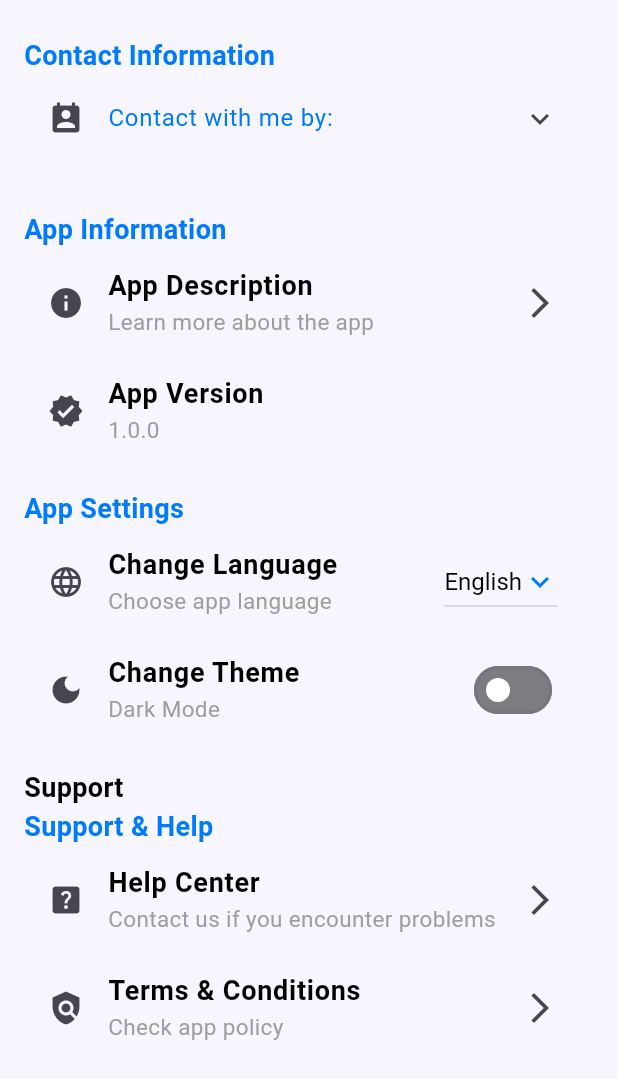
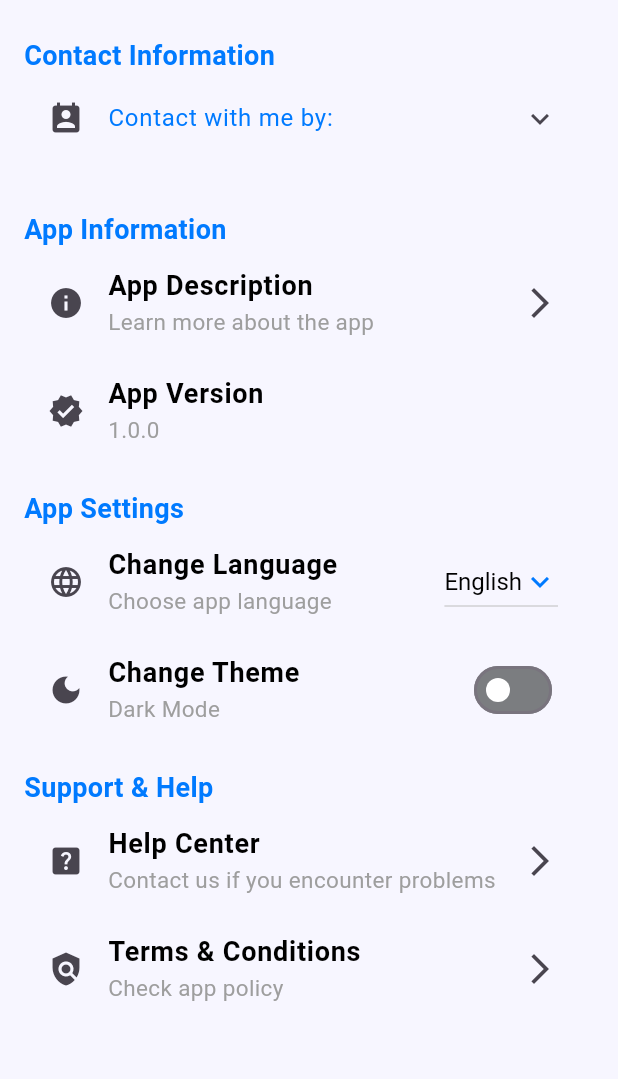
Before and after one commit to DevMoAbdeen/food_recipes_task, a Flutter app: the SettingsScreen widget shown alone on an empty page, opened directly, on a phone screen of 412 x 824 dp. Shown: the top 1079 px of the screen. Run offline on Flutter 3.47's test engine with Material 3 defaults, Android fonts, the phone set to English and light mode, and no system bars; our stand-ins replace bloc, cached_network_image, dartz, easy_localization, flutter_bloc, flutter_svg and 4 more; accounts and stored records are empty; network calls fail.

Commit message:
Refactor settings screen

```diff
--- a/lib/features/settings/presentation/screens/settings_screen.dart
+++ b/lib/features/settings/presentation/screens/settings_screen.dart
@@ -1,5 +1,3 @@
-import 'dart:developer';
-
 import 'package:flutter/material.dart';
 import 'package:flutter_bloc/flutter_bloc.dart';
 import '../../../../core/constant/app_images.dart';
@@ -83,12 +81,10 @@ class SettingsScreen extends StatelessWidget {
                   title: TranslationKeys.appVersion.translateValue(),
                   subtitle: TranslationKeys.version.translateValue(),
                   icon: Icons.verified,
-                  onTap: null, // لا شيء عند الضغط
+                  onTap: null,
                 ),
                 16.heightSpace(),
-                // قسم: إعدادات التطبيق
-                SectionTitle(
-                    text: TranslationKeys.appSettings.translateValue()),
+                SectionTitle(text: TranslationKeys.appSettings.translateValue()),
                 SettingsItem(
                   title: TranslationKeys.changeLanguage.translateValue(),
                   subtitle: TranslationKeys.chooseAppLanguage.translateValue(),
@@ -97,26 +93,21 @@ class SettingsScreen extends StatelessWidget {
                     builder: (context, state) {
                       return DropdownButton<String>(
                         style: TextStyle(color: Theme.of(context).primaryColor),
-                        value: getIt<SharedPrefController>()
-                            .getData(key: Keys.languageCode),
+                        value: getIt<SharedPrefController>().getData(key: Keys.languageCode),
                         icon: Icon(
                           Icons.keyboard_arrow_down,
                           color: Theme.of(context).primaryColor,
                         ),
-                        items: AppRouter.supportedLanguages
-                            .map((String languageCode) {
+                        items: AppRouter.supportedLanguages.map((String languageCode) {
                           return DropdownMenuItem(
                             value: languageCode,
                             child: AppText(
-                              text: context
-                                  .read<SettingsCubit>()
-                                  .getLanguageNameFromCode(languageCode),
+                              text: context.read<SettingsCubit>().getLanguageNameFromCode(languageCode),
                               fontSize: 16,
                             ),
                           );
                         }).toList(),
                         onChanged: (String? newValue) {
-                          log("Value is: $newValue");
                           context.read<SettingsCubit>().changeLanguage(context, Locale(newValue!));
                         },
                       );
@@ -135,9 +126,7 @@ class SettingsScreen extends StatelessWidget {
                         inactiveTrackColor: const Color(0xff7B7D80),
                         activeTrackColor: const Color(0xffCECECE),
                         activeColor: Theme.of(context).primaryColor,
-                        value: getIt<SharedPrefController>()
-                                .getData(key: Keys.isDarkMode) ??
-                            false,
+                        value: getIt<SharedPrefController>().getData(key: Keys.isDarkMode) ?? false,
                         onChanged: context.read<SettingsCubit>().toggleTheme,
                       ),
                     );
@@ -146,29 +135,18 @@ class SettingsScreen extends StatelessWidget {
                 ),
 
                 16.heightSpace(),
-                AppText(
-                  text: TranslationKeys.support.translateValue(),
-                  fontSize: 18,
-                  fontWeight: FontWeight.bold,
-                ),
-                SectionTitle(
-                    text: TranslationKeys.supportAndHelp.translateValue()),
+                SectionTitle(text: TranslationKeys.supportAndHelp.translateValue()),
                 SettingsItem(
                   title: TranslationKeys.helpCenter.translateValue(),
-                  subtitle:
-                      TranslationKeys.contactUsIfProblems.translateValue(),
+                  subtitle: TranslationKeys.contactUsIfProblems.translateValue(),
                   icon: Icons.help_center,
-                  onTap: () {
-                    // فتح مركز المساعدة
-                  },
+                  onTap: () {},
                 ),
                 SettingsItem(
                   title: TranslationKeys.termsAndConditions.translateValue(),
                   subtitle: TranslationKeys.checkAppPolicy.translateValue(),
                   icon: Icons.policy,
-                  onTap: () {
-                    // عرض الشروط والأحكام
-                  },
+                  onTap: () {},
                 ),
               ],
             ),
@@ -195,7 +173,6 @@ class SectionTitle extends StatelessWidget {
   }
 }
 
-// نافذة وصف التطبيق
 class AppDescriptionDialog extends StatelessWidget {
   const AppDescriptionDialog({super.key});
 
```
